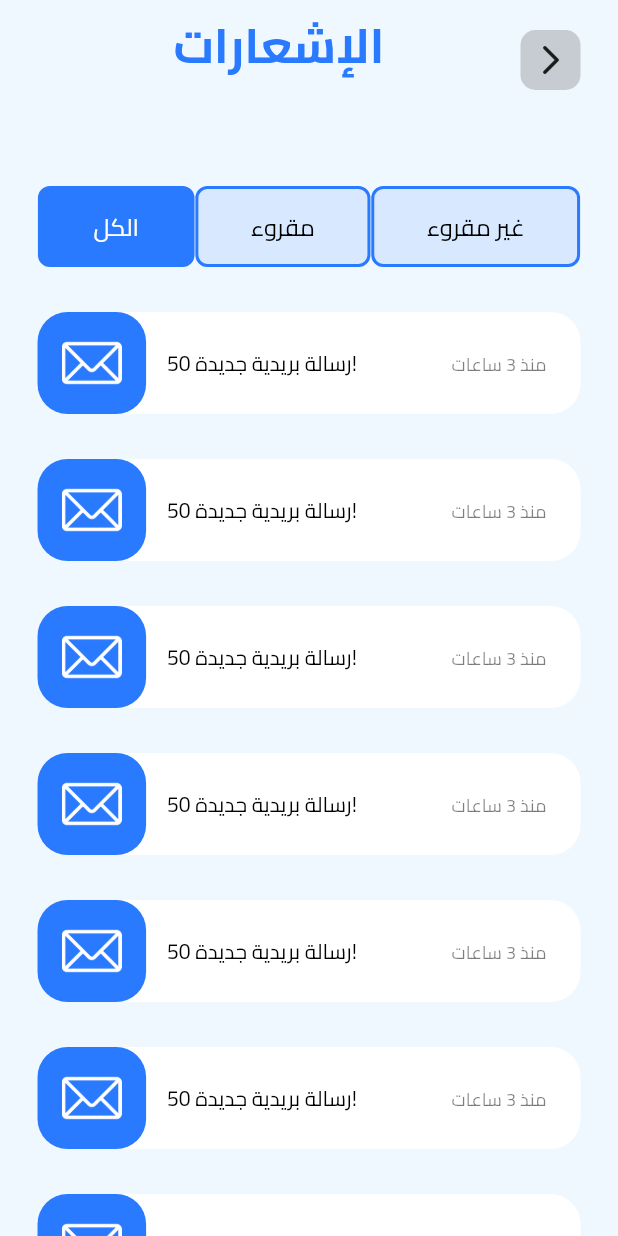
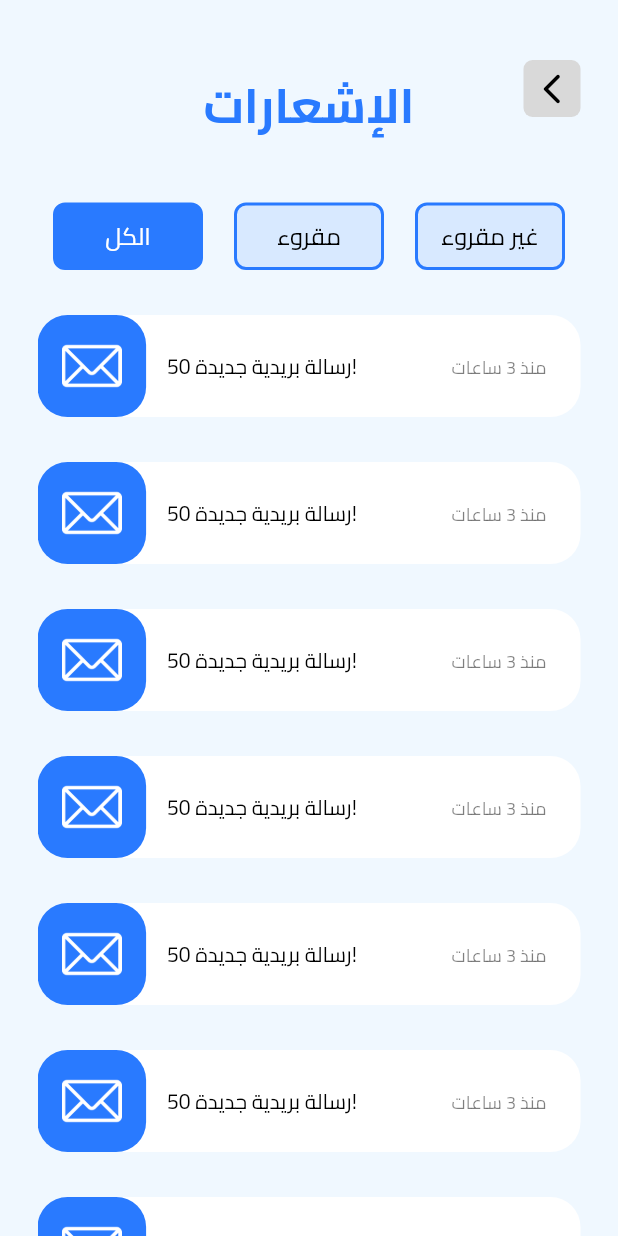
Before and after one commit to mohammedhossam95/cood, a Flutter app: the NotificationScreen screen opened by its route, on a phone screen of 412 x 824 dp. Run offline on Flutter 3.47's test engine with Material 3 defaults, Android fonts, the phone set to English and light mode, and no system bars; our stand-ins replace auto_size_text, badges, bloc, cached_network_image, calendar_date_picker2, carousel_slider and 28 more; missing offline and left inert: flutter_date_range_picker, phone_numbers_parser, widget_to_marker; accounts and stored records are empty; project files that could hold a hidden picture were left out.

Commit message:
updata notification screen

```diff
--- a/lang/ar.json
+++ b/lang/ar.json
@@ -817,7 +817,7 @@
   "confirmNewPassword": "تأكيد كلمة المرور الجديدة",
   "---------- notification screen ---------------": "",
   "readableNotification": "مقروء",
-  "illegibleNotification": "غير مقروء",
+  "unReadableNotification": "غير مقروء",
   "noResult": "لا توجد نتائج",
   "searchByCodeNumber": " ابحث باستخدام رقم الكود"
 }
--- a/lang/en.json
+++ b/lang/en.json
@@ -814,7 +814,7 @@
   "confirmNewPassword": "Confirm New Password",
   "--------- notification screen --------------": "",
   "readableNotification": "Readable",
-  "illegibleNotification": "Unreadable",
+  "unReadableNotification": "Unreadable",
   "noResult": "No Result Found",
   "searchByCodeNumber": "search by code number "
 }
--- a/lib/core/widgets/back_button.dart
+++ b/lib/core/widgets/back_button.dart
@@ -19,8 +19,8 @@ class CustomBackButton extends StatelessWidget {
         ),
         child: Icon(
           AppLocalizations.of(context)!.isArLocale
-              ? Icons.arrow_forward_ios_outlined
-              : Icons.arrow_back_ios_new_rounded,
+              ? Icons.arrow_back_ios_new_rounded
+              : Icons.arrow_forward_ios_outlined,
           size: 24.w,
           color: MyColors.black,
         ),
--- a/lib/core/widgets/gaps.dart
+++ b/lib/core/widgets/gaps.dart
@@ -33,6 +33,7 @@ class Gaps {
   static Widget vGap15 = SizedBox(height: 15.h);
   static Widget vGap16 = SizedBox(height: 16.h);
   static Widget vGap18 = SizedBox(height: 18.h);
+  static Widget vGap35 = SizedBox(height: 35.h);
   static Widget vGap40 = SizedBox(height: 40.h);
   static Widget vGap42 = SizedBox(height: 42.h);
   static Widget vGap45 = SizedBox(height: 45.h);
@@ -50,7 +51,6 @@ class Gaps {
   static Widget vGap150 = SizedBox(height: 150.h);
   static Widget vGap30 = SizedBox(height: 30.h);
   static Widget vGap32 = SizedBox(height: 32.h);
-  static Widget vGap35 = SizedBox(height: 35.h);
   static Widget vGap20 = SizedBox(height: 20.h);
   static Widget vGap22 = SizedBox(height: 22.h);
   static Widget vGap24 = SizedBox(height: 24.h);
--- a/lib/features/notification/presentation/screen/notification_screen.dart
+++ b/lib/features/notification/presentation/screen/notification_screen.dart
@@ -1,4 +1,7 @@
+// ignore_for_file: unused_local_variable
+
 import 'package:cood/config/locale/app_localizations.dart';
+import 'package:cood/core/widgets/back_button.dart';
 import 'package:cood/core/widgets/gaps.dart';
 import 'package:flutter/material.dart';
 import 'package:flutter_screenutil/flutter_screenutil.dart';
@@ -19,47 +22,32 @@ class _NotificationScreenState extends State<NotificationScreen> {
   num isSelect = 0;
   @override
   Widget build(BuildContext context) {
+    bool isArabic = AppLocalizations.of(context)!.isArLocale;
     return SafeArea(
       child: Scaffold(
         backgroundColor: colors.backGround,
-        body: SingleChildScrollView(
-          child: Padding(
-            padding: EdgeInsets.symmetric(horizontal: 25.0.w),
+        body: Padding(
+          padding: EdgeInsets.only(left: 25.0.w, right: 25.0.w, top: 40.0.w),
           child: Column(
             children: [
-                Row(
+              Stack(
                 children: [
-                    Expanded(
-                      child: Row(
-                        mainAxisAlignment: MainAxisAlignment.center,
-                        children: [
-                          Text(
+                  Center(
+                    child: Text(
                       'notifications'.tr,
                       style: TextStyles.bold32(color: colors.main),
                     ),
+                  ),
+
+                  //------backB
+                  Align(
+                     alignment:(isArabic)? Alignment.topRight: Alignment.topLeft,
+                    child: CustomBackButton(),
+                  ),
+                  //CustomBackBotton(),
                 ],
               ),
-                    ),
-                    InkWell(
-                      onTap: () {
-                        Navigator.pop(context);
-                      },
-                      child: Container(
-                        height: 40.h,
-                        width: 40.w,
-                        margin: EdgeInsets.only(top: 20.h),
-                        decoration: BoxDecoration(
-                          color: colors.textColor.withValues(alpha: .3),
-                          borderRadius: BorderRadius.circular(10.r),
-                        ),
-                        child: Icon(
-                          Icons.arrow_forward_ios_rounded,
-                        ),
-                      ),
-                    ),
-                  ],
-                ),
-                Gaps.vGap64,
+              Gaps.vGap35,
               Row(
                 mainAxisAlignment: MainAxisAlignment.spaceAround,
                 children: [
@@ -69,6 +57,7 @@ class _NotificationScreenState extends State<NotificationScreen> {
                         isSelect = 0;
                       });
                     },
+                    child: Expanded(
                       child: SelectedNotificationItem(
                         itemBackground: isSelect == 0
                             ? colors.main
@@ -79,12 +68,14 @@ class _NotificationScreenState extends State<NotificationScreen> {
                             : colors.blackColor,
                       ),
                     ),
+                  ),
                   InkWell(
                     onTap: () {
                       setState(() {
                         isSelect = 1;
                       });
                     },
+                    child: Expanded(
                       child: SelectedNotificationItem(
                         itemBackground: isSelect == 1
                             ? colors.main
@@ -95,36 +86,40 @@ class _NotificationScreenState extends State<NotificationScreen> {
                             : colors.blackColor,
                       ),
                     ),
+                  ),
                   InkWell(
                     onTap: () {
                       setState(() {
                         isSelect = 2;
                       });
                     },
+                    child: Expanded(
                       child: SelectedNotificationItem(
                         itemBackground: isSelect == 2
                             ? colors.main
                             : colors.main.withValues(alpha: .12),
-                        itemName: 'illegibleNotification',
+                        itemName: 'unReadableNotification',
                         textColor: isSelect == 2
                             ? colors.baseColor
                             : colors.blackColor,
                       ),
+                    ),
                   )
                 ],
               ),
-                Gaps.vGap30,
-                ListView.builder(
+              Expanded(
+                child: ListView.builder(
                   shrinkWrap: true,
-                  physics: NeverScrollableScrollPhysics(),
+                  //physics: NeverScrollableScrollPhysics(),
                   padding: EdgeInsets.zero,
                   itemBuilder: (context, index) => NotificationItemWidget(),
                   itemCount: 10,
                 ),
+              ),
             ],
           ),
         ),
-        ),
+        //),
       ),
     );
   }
--- a/lib/features/notification/presentation/widget/notification_item.dart
+++ b/lib/features/notification/presentation/widget/notification_item.dart
@@ -11,7 +11,7 @@ class NotificationItemWidget extends StatelessWidget {
   @override
   Widget build(BuildContext context) {
     return Container(
-      margin: EdgeInsets.only(bottom: 30.h),
+      margin: EdgeInsets.only(top: 30.h),
       decoration: BoxDecoration(
         color: colors.baseColor,
         borderRadius: BorderRadius.circular(20.r),
@@ -28,8 +28,8 @@ class NotificationItemWidget extends StatelessWidget {
               ),
               child: Image.asset(
                 ImgAssets.imagesEmail,
-                width: 40.w,
-                height: 40.h,
+                width: 40.0.w,
+                height: 40.0.h,
                 color: colors.baseColor,
               ),
             ),
--- a/lib/features/notification/presentation/widget/select_notifcation_status_item.dart
+++ b/lib/features/notification/presentation/widget/select_notifcation_status_item.dart
@@ -19,7 +19,8 @@ class SelectedNotificationItem extends StatelessWidget {
   @override
   Widget build(BuildContext context) {
     return Container(
-      padding: EdgeInsets.symmetric(vertical: 10.h, horizontal: 35.w),
+      width: 100.0.w,
+      height: 45.0.h,
       decoration: BoxDecoration(
           color: itemBackground,
           borderRadius: BorderRadius.circular(8.r),
```
Also changed, not shown: lib/main.dart (line endings or trailing spaces), pubspec.lock. Lines whose indentation alone changed are shown as unchanged.
